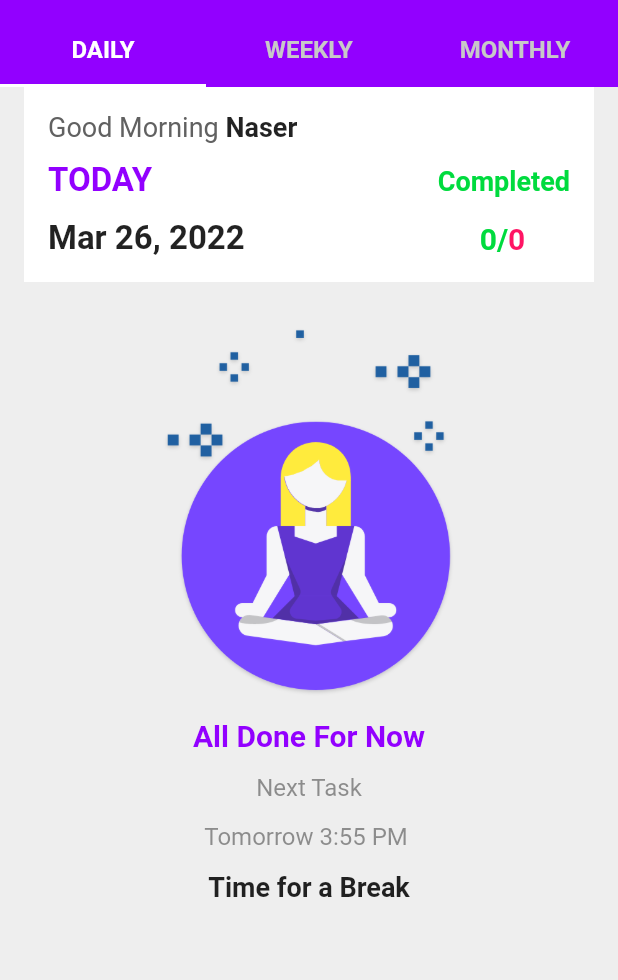
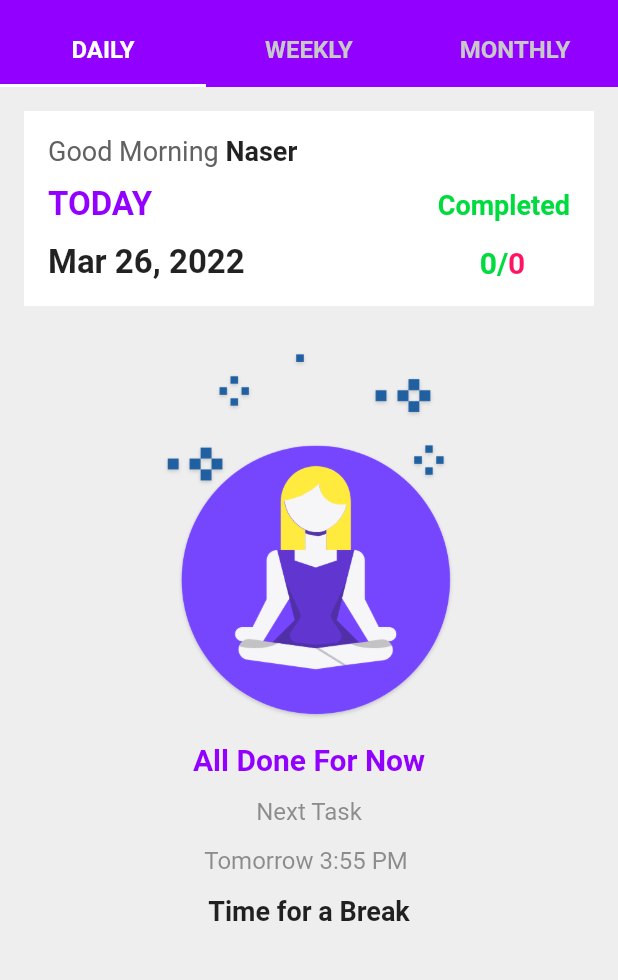
Before and after one commit to irisktaker/thingsTODO, a Flutter app: the HomeScreen screen opened by its route, on a phone screen of 412 x 824 dp, the part 183-1163 px from its top. Run offline on Flutter 3.47's test engine with Material 2 defaults, Android fonts, the phone set to English and light mode, and no system bars; our stand-ins replace flutter_secure_storage, flutter_slidable, hive, hive_flutter, local_auth, syncfusion_flutter_calendar; accounts and stored records are empty.

Commit message:
thingsTODO

```diff
--- a/lib/widgets/tab_bar_widgets/sections/completed_tasks_section.dart
+++ b/lib/widgets/tab_bar_widgets/sections/completed_tasks_section.dart
@@ -39,7 +39,7 @@ class _CompletedTasksSectionState extends State<CompletedTasksSection> {
     List<Task> tasks = box.values.toList();
 
     return Container(
-      margin: const EdgeInsets.only(left: 16, right: 16, bottom: 16),
+      margin: const EdgeInsets.all(16),
       padding: const EdgeInsets.all(16),
       height: 130,
       decoration: const BoxDecoration(
--- a/lib/widgets/tab_bar_widgets/daily_tab/daily_todo_widget.dart
+++ b/lib/widgets/tab_bar_widgets/tabs/daily_tab/daily_todo_widget.dart
@@ -5,8 +5,8 @@ import 'package:flutter/material.dart';
 
 import '/main.dart';
 import '/models/task.dart';
-import '../sections/all_tasks_done_section.dart';
 import '/widgets/tab_bar_widgets/sections/tasks_list_section.dart';
+import '/widgets/tab_bar_widgets/sections/all_tasks_done_section.dart';
 import '/widgets/tab_bar_widgets/sections/completed_tasks_section.dart';
 
 class DailyTODOScreen extends StatefulWidget {
@@ -38,6 +38,7 @@ class _DailyTODOScreenState extends State<DailyTODOScreen> {
             .toList();
 
         return ListView(
+          padding: const EdgeInsets.all(0),
           children: [
             // --
             CompletedTasksSection(tasks),
```
Also changed, not shown: lib/view/home_screen/home_screen.dart (+4 -3 lines), lib/widgets/tab_bar_widgets/tabs/monthly_tab/monthly_todo_widget.dart (renamed from lib/widgets/tab_bar_widgets/weekly_tab/weekly_todo_widget.dart, +21 -46 lines), lib/widgets/tab_bar_widgets/tabs/weekly_tab/weekly_todo_widget.dart (renamed from lib/widgets/tab_bar_widgets/monthly_tab/monthly_todo_widget.dart, +46 -20 lines).
